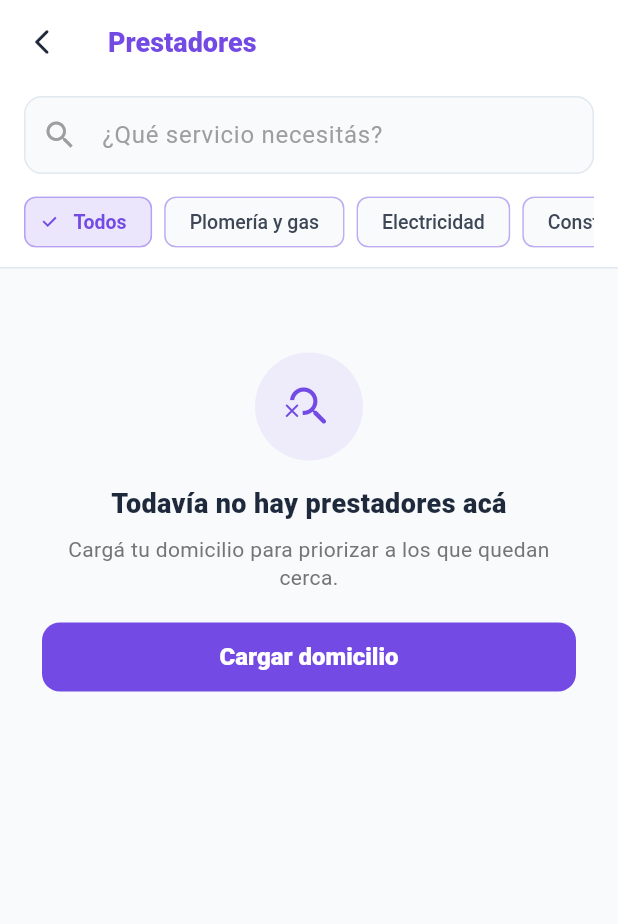
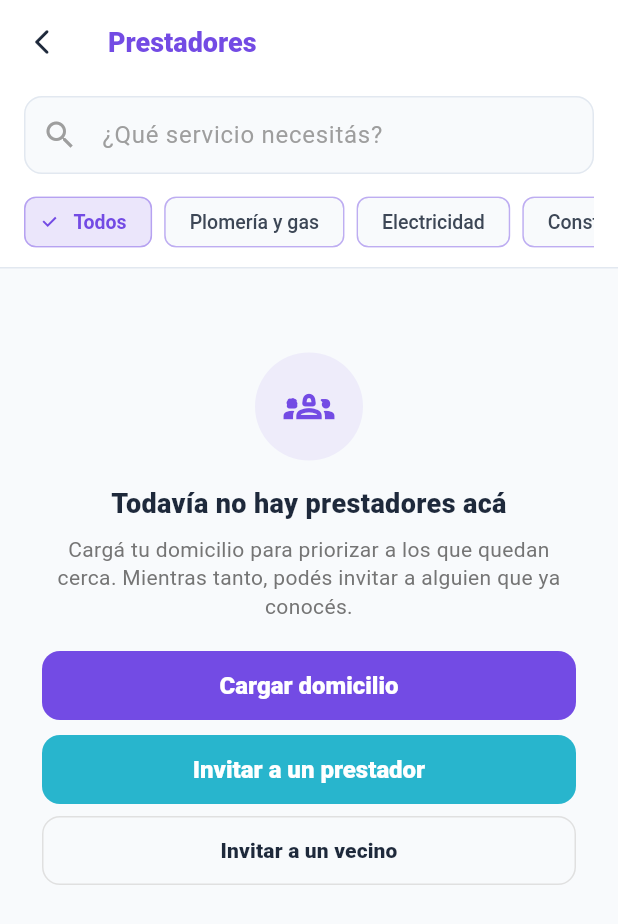
Before and after one commit to gdemagistre-hub/puelo-infra, a Flutter app: the BuscadorPrestadoresWidget screen opened by its route, on a phone screen of 412 x 824 dp. Shown: the top 924 px of the screen. Run offline on Flutter 3.47's test engine with Material 3 defaults, Android fonts, the phone set to English and light mode, and no system bars; our stand-ins replace audioplayers, cloud_firestore, cloud_functions, firebase_auth, firebase_core, firebase_messaging and 6 more; missing offline and left inert: cryptography, firebase_app_check, google_mlkit_text_recognition; accounts and stored records are empty; project files that could hold a hidden picture were left out.

Commit message:
Buscador: empty state invita a sembrar el barrio (share local).

```diff
--- a/lib/buscador_empty.dart
+++ b/lib/buscador_empty.dart
@@ -1,10 +1,13 @@
 import 'package:flutter/material.dart';
 
 import 'Domicilioflotante.dart';
+import 'invitacion_barrio.dart';
 
 /// Vacío del listado: filtro, zona o sin domicilio.
+/// Si la zona no tiene perfiles, invita a sembrar el círculo (share local).
 class BuscadorEmptyState extends StatelessWidget {
   static const Color _primary = Color(0xFF734BE4);
+  static const Color _teal = Color(0xFF28B5CD);
   static const Color _text = Color(0xFF1E293B);
 
   final String rubro;
@@ -36,18 +39,20 @@ class BuscadorEmptyState extends StatelessWidget {
       titulo = oficio.isNotEmpty
           ? 'Nadie de $oficio cerca de $zona'
           : 'Nadie con esa búsqueda cerca de $zona';
-      sub = 'Probá otro oficio o mirá a todos los prestadores.';
+      sub =
+          'La app muestra oficios de tu zona. Si todavía no hay perfiles, invitá a un prestador que ya conocés y a un vecino que busca oficios.';
     } else if (hayFiltro) {
       titulo = oficio.isNotEmpty
           ? 'Nadie de $oficio por ahora'
           : 'Nadie con esa búsqueda';
-      sub = 'Probá otro oficio o sacá el filtro.';
+      sub = 'Probá otro oficio o sacá el filtro. También podés invitar a alguien del barrio.';
     } else if (zona.isNotEmpty) {
       titulo = 'Todavía no hay prestadores en $zona';
-      sub = 'Estamos sumando gente de oficio en el barrio.';
+      sub =
+          'No es un fallo. La red arranca cuando alguien de acá invita al primero: un prestador que ya conocés y un vecino que busca oficios.';
     } else {
       titulo = 'Todavía no hay prestadores acá';
-      sub = 'Cargá tu domicilio para priorizar a los que quedan cerca.';
+      sub = 'Cargá tu domicilio para priorizar a los que quedan cerca. Mientras tanto, podés invitar a alguien que ya conocés.';
     }
 
     return Padding(
@@ -61,7 +66,7 @@ class BuscadorEmptyState extends StatelessWidget {
               color: _primary.withOpacity(0.08),
               shape: BoxShape.circle,
             ),
-            child: const Icon(Icons.search_off_rounded, size: 34, color: _primary),
+            child: const Icon(Icons.groups_2_outlined, size: 34, color: _primary),
           ),
           const SizedBox(height: 16),
           Text(
@@ -115,19 +120,44 @@ class BuscadorEmptyState extends StatelessWidget {
                 ),
               ),
             ),
+          const SizedBox(height: 10),
+          _btnFilled(
+            'Invitar a un prestador',
+            () => InvitacionBarrio.invitarPrestador(context),
+            color: _teal,
+          ),
+          const SizedBox(height: 8),
+          SizedBox(
+            width: double.infinity,
+            height: 46,
+            child: OutlinedButton(
+              onPressed: () => InvitacionBarrio.invitarVecino(context),
+              style: OutlinedButton.styleFrom(
+                foregroundColor: _text,
+                side: BorderSide(color: Colors.grey.shade300),
+                shape: RoundedRectangleBorder(
+                  borderRadius: BorderRadius.circular(12),
+                ),
+              ),
+              child: const Text(
+                'Invitar a un vecino',
+                style: TextStyle(fontWeight: FontWeight.w800),
+              ),
+            ),
+          ),
         ],
       ),
     );
   }
 
-  Widget _btnFilled(String label, VoidCallback onTap) {
+  Widget _btnFilled(String label, VoidCallback onTap, {Color color = _primary}) {
     return SizedBox(
       width: double.infinity,
       height: 46,
       child: ElevatedButton(
         onPressed: onTap,
         style: ElevatedButton.styleFrom(
-          backgroundColor: _primary,
+          backgroundColor: color,
           foregroundColor: Colors.white,
           elevation: 0,
           shape: RoundedRectangleBorder(
--- /dev/null
+++ b/lib/invitacion_barrio.dart
@@ -0,0 +1,46 @@
+import 'package:flutter/material.dart';
+import 'package:flutter/services.dart';
+import 'package:url_launcher/url_launcher.dart';
+
+/// Semilla de barrio: el usuario invita desde su teléfono.
+///
+/// Límites a propósito:
+/// - No escribe Firestore ni Storage.
+/// - No lista usuarios ni sugiere contactos de la base.
+/// - El texto compartido es fijo + URL pública. Sin uid, teléfono,
+///   domicilio, zona interna ni condiciones de filtrado.
+class InvitacionBarrio {
+  static const String urlPublica = 'https://puelo.app';
+
+  static const String textoPrestador =
+      'Si ofrecés un oficio cerca de casa, armá tu perfil en PROX. '
+      'Es gratis. $urlPublica';
+
+  static const String textoVecino =
+      'Si necesitás un oficio cerca de casa, mirá PROX. '
+      'Es gratis. $urlPublica';
+
+  static Future<void> invitarPrestador(BuildContext context) =>
+      _abrir(context, textoPrestador);
+
+  static Future<void> invitarVecino(BuildContext context) =>
+      _abrir(context, textoVecino);
+
+  static Future<void> _abrir(BuildContext context, String texto) async {
+    final wa = Uri.parse(
+      'https://wa.me/?text=${Uri.encodeComponent(texto)}',
+    );
+    var lanzado = false;
+    try {
+      lanzado = await launchUrl(wa, mode: LaunchMode.externalApplication);
+    } catch (_) {
+      lanzado = false;
+    }
+    if (lanzado) return;
+    await Clipboard.setData(ClipboardData(text: texto));
+    if (!context.mounted) return;
+    ScaffoldMessenger.of(context).showSnackBar(
+      const SnackBar(content: Text('Mensaje copiado. Pegalo donde quieras.')),
+    );
+  }
+}
```
